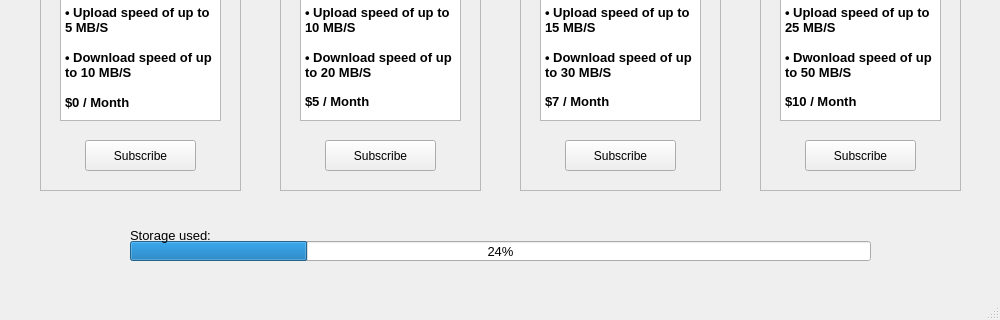
SuperName3102/Final-Project, file Main/client/gui/ui/subscription.ui: the form before one commit; both pictures show x 0 to 1000 and y 230 to 550 of the 1000 by 550 pixel window.
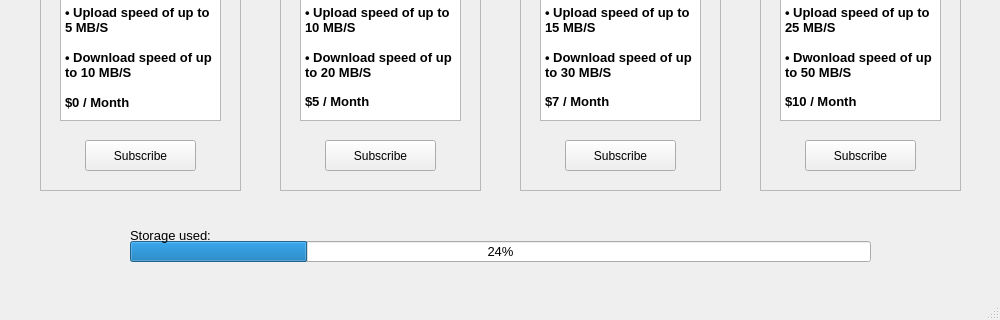
The form after the commit.

```diff
--- a/Main/client/gui/ui/subscription.ui
+++ b/Main/client/gui/ui/subscription.ui
@@ -74,7 +74,7 @@
       <x>130</x>
       <y>471</y>
       <width>741</width>
-      <height>20</height>
+      <height>21</height>
      </rect>
     </property>
     <property name="font">
```
